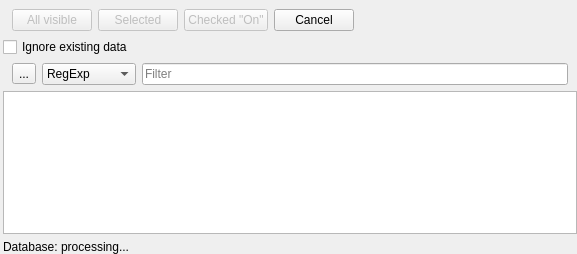
This is zbyrator-src/selectmeters4poll.ui in KTS-Intek/quick-collect as Qt 5 draws it before an edit. The edited form follows.
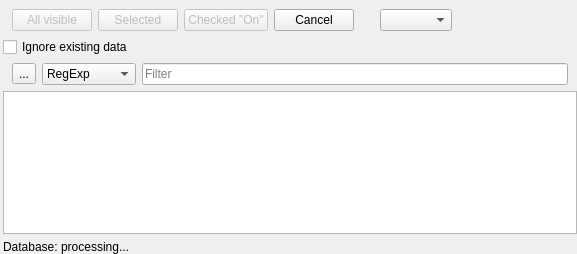
This is the edited form. Icons and pictures are not drawn.

Diff of the .ui file:
```diff
--- a/zbyrator-src/selectmeters4poll.ui
+++ b/zbyrator-src/selectmeters4poll.ui
@@ -90,6 +90,25 @@
        </property>
       </widget>
      </item>
+     <item>
+      <spacer name="verticalSpacer">
+       <property name="orientation">
+        <enum>Qt::Vertical</enum>
+       </property>
+       <property name="sizeType">
+        <enum>QSizePolicy::Ignored</enum>
+       </property>
+       <property name="sizeHint" stdset="0">
+        <size>
+         <width>20</width>
+         <height>40</height>
+        </size>
+       </property>
+      </spacer>
+     </item>
+     <item>
+      <widget class="QComboBox" name="cbxGroups"/>
+     </item>
      <item>
       <spacer name="horizontalSpacer">
        <property name="orientation">
```
Left out of the diff: 12 changed lines with no effect on the pictures.
